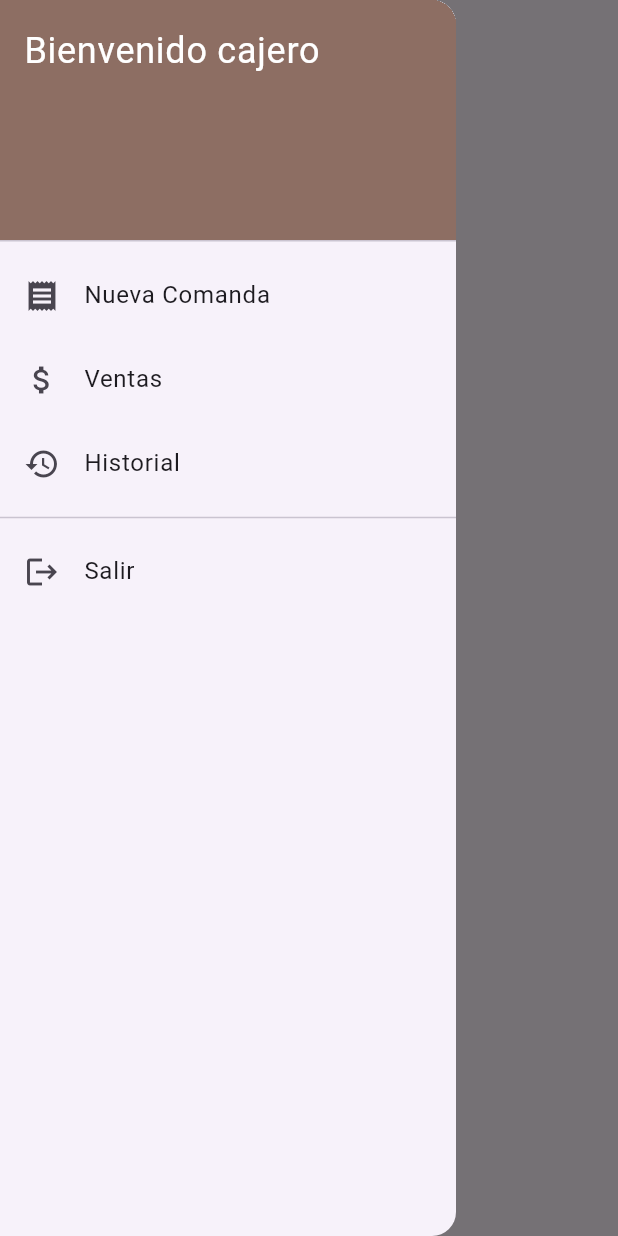
After one commit to Franco11232/SDV_TheBronx, a Flutter app: the CajeroShell screen opened by its route, with the side drawer open, on a phone screen of 412 x 824 dp. The commit adds this screen. Run offline on Flutter 3.47's test engine with Material 3 defaults, Android fonts, the phone set to English and light mode, and no system bars; our stand-ins replace cloud_firestore, firebase_auth, firebase_core; accounts and stored records are empty.

Commit message:
integracion de drawer y modificacion en los roles

```diff
--- a/devtools_options.yaml
+++ b/devtools_options.yaml
@@ -1,3 +1,4 @@
 description: This file stores settings for Dart & Flutter DevTools.
 documentation: https://docs.flutter.dev/tools/devtools/extensions#configure-extension-enablement-states
 extensions:
+  - provider: true
--- a/lib/models/product.dart
+++ b/lib/models/product.dart
@@ -1,10 +1,10 @@
-
 class Product {
-  String id;
-  String name;
-  double price;
-  String category;
-  bool disponible;
+  final String id;
+  final String name;
+  final double price;
+  final String category;
+  final bool disponible;
+  final int stock;
 
   Product({
     required this.id,
@@ -12,6 +12,7 @@ class Product {
     required this.price,
     required this.category,
     required this.disponible,
+    required this.stock,
   });
 
   Map<String, dynamic> toMap() {
@@ -20,16 +21,20 @@ class Product {
       'precio': price,
       'categoria': category,
       'disponible': disponible,
+      'stock': stock,
     };
   }
 
-  factory Product.fromMap(Map<String, dynamic>data, String id){
+  factory Product.fromMap(String id, Map<String, dynamic> data) {
     return Product(
       id: id,
-      name: data['nombre'],
-      price: (data['precio'] as num).toDouble(),
-      category: data['categoria'],
-      disponible: data['disponible'] ?? '',
+      name: data['nombre'] ?? '', // evita null
+      price: (data['precio'] as num?)?.toDouble() ?? 0.0,
+      category: data['categoria'] ?? 'Sin categoría',
+      disponible: data['disponible'] is bool ? data['disponible'] : true,
+      stock: (data['stock'] is int)
+          ? data['stock']
+          : (data['stock'] is num ? (data['stock'] as num).toInt() : 0),
     );
   }
 }
--- a/lib/providers/comanda_provider.dart
+++ b/lib/providers/comanda_provider.dart
@@ -13,8 +13,8 @@ class ComandaProvider extends ChangeNotifier {
         .where('estado', whereIn: ['pendiente', 'en_preparacion'])
         .snapshots()
         .map((snapshot) => snapshot.docs
-            .map((doc) => Comanda.fromMap(doc.id, doc.data()))
-            .toList());
+        .map((doc) => Comanda.fromMap(doc.id, doc.data()))
+        .toList());
   }
 
   /// 🧩 Método para actualizar el estado
--- a/lib/screens/cajero/cajer_home.dart
+++ b/lib/screens/cajero/cajer_home.dart
@@ -11,33 +11,23 @@ class CajeroHome extends StatelessWidget {
 
   @override
   Widget build(BuildContext context) {
-    return Scaffold(
-      appBar: AppBar(title: const Text('Cajero - Menú')),
-      body: StreamBuilder<List<Product>>(
-        stream: _ps.streamProductos(),
+    return StreamBuilder<List<Product>>(
+      stream: _ps.streamProduct(),
       builder: (context, snapshot) {
-          // 1️⃣ Loading
         if (snapshot.connectionState == ConnectionState.waiting) {
           return const Center(child: CircularProgressIndicator());
         }
 
-          // 2️⃣ Error
         if (snapshot.hasError) {
           return Center(
-              child: Text(
-                'Ocurrió un error: ${snapshot.error}',
-                textAlign: TextAlign.center,
-              ),
+            child: Text('Ocurrió un error: ${snapshot.error}'),
           );
         }
 
-          // 3️⃣ Empty list
-          if (!snapshot.hasData || snapshot.data!.isEmpty) {
+        final productos = snapshot.data ?? [];
+        if (productos.isEmpty) {
           return const Center(child: Text('No hay productos disponibles'));
         }
-
-          // 4️⃣ Datos disponibles
-          final productos = snapshot.data!;
 
         return GridView.builder(
           padding: const EdgeInsets.all(8),
@@ -63,7 +53,6 @@ class CajeroHome extends StatelessWidget {
           },
         );
       },
-      ),
     );
   }
 }
--- /dev/null
+++ b/lib/screens/cajero/cajero_shell.dart
@@ -0,0 +1,54 @@
+// cajero_shell.dart
+import 'package:flutter/material.dart';
+import '../../widgets/app_drawer.dart';
+import 'cajer_home.dart';
+import 'ventas_screen.dart';
+
+class CajeroShell extends StatefulWidget {
+  const CajeroShell({super.key});
+  @override
+  State<CajeroShell> createState() => _CajeroShellState();
+}
+
+class _CajeroShellState extends State<CajeroShell> {
+  String currentScreen = 'home';
+
+  void _onSelectDrawer(String screen) {
+    if (screen == 'logout') {
+      Navigator.pushReplacementNamed(context, '/');
+      return;
+    }
+    setState(() => currentScreen = screen);
+    Navigator.pop(context);
+  }
+
+  @override
+  Widget build(BuildContext context) {
+    Widget body;
+    String title;
+
+    switch (currentScreen) {
+      case 'home':
+        body = CajeroHome();
+        title = 'Nueva Comanda';
+        break;
+      case 'ventas':
+        body = const VentasScreen();
+        title = 'Ventas';
+        break;
+      case 'historial':
+        body = const Center(child: Text('Historial de comandas en construcción'));
+        title = 'Historial';
+        break;
+      default:
+        body = CajeroHome();
+        title = 'Nueva Comanda';
+    }
+
+    return Scaffold(
+      appBar: AppBar(title: Text(title)),
+      drawer: AppDrawer(role: 'cajero', onSelect: _onSelectDrawer),
+      body: body,
+    );
+  }
+}
--- a/lib/screens/login_screen.dart
+++ b/lib/screens/login_screen.dart
@@ -1,6 +1,7 @@
 import 'package:flutter/material.dart';
 import 'package:provider/provider.dart';
 import '../providers/auth_provider.dart';
+import '../models/user_role.dart';
 
 class LoginScreen extends StatefulWidget {
   const LoginScreen({super.key});
@@ -27,6 +28,8 @@ class _LoginScreenState extends State<LoginScreen> {
   }
 
   void _enterAs(String role) {
+    final auth = Provider.of<AuthProvider>(context, listen: false);
+    auth.setRole(userRoleFromString(role));
     Navigator.pushReplacementNamed(context, '/$role');
   }
 
@@ -70,7 +73,7 @@ class _LoginScreenState extends State<LoginScreen> {
                   const SizedBox(height: 20),
                   TextField(
                     controller: _emailCtrl,
-                decoration: const InputDecoration(labelText: 'Email admin'),
+                    decoration: const InputDecoration(labelText: 'Correo'),
                   ),
                   TextField(
                     controller: _passCtrl,
--- a/lib/services/product_service.dart
+++ b/lib/services/product_service.dart
@@ -4,17 +4,17 @@ import 'package:svd_thebronx/models/product.dart';
 class ProductService {
   final FirebaseFirestore _db = FirebaseFirestore.instance;
 
-  Stream<List<Product>> streamProductos(){
+  Stream<List<Product>> streamProduct(){
     return _db.collection("productos").snapshots().map((snapshot){
       return snapshot.docs.map((doc){
-        return Product.fromMap(doc.data(), doc.id);
+        return Product.fromMap(doc.id, doc.data());
       }).toList();
     });
   }
 
   Future<void> addProduct (Product product) async{
     try {
-      await _db.collection("productos").add(product.toMap());
+      await _db.collection("product").add(product.toMap());
       print("producto añaido correctamente");
     }catch (e){
       print("Error: no se pudo añadir el producto: $e");
--- /dev/null
+++ b/lib/widgets/app_drawer.dart
@@ -0,0 +1,79 @@
+import 'package:flutter/material.dart';
+
+class AppDrawer extends StatelessWidget {
+  final String role;
+  final void Function(String) onSelect;
+
+  const AppDrawer({super.key, required this.role, required this.onSelect});
+
+  @override
+  Widget build(BuildContext context) {
+    return Drawer(
+      child: ListView(
+        children: [
+          DrawerHeader(
+            decoration: BoxDecoration(
+              color: Colors.brown.shade400,
+            ),
+            child: Text(
+              'Bienvenido $role',
+              style: const TextStyle(color: Colors.white, fontSize: 24),
+            ),
+          ),
+          if (role == 'admin') ...[
+            ListTile(
+              leading: const Icon(Icons.dashboard),
+              title: const Text('Dashboard'),
+              onTap: () => onSelect('dashboard'),
+            ),
+            ListTile(
+              leading: const Icon(Icons.fastfood),
+              title: const Text('Productos'),
+              onTap: () => onSelect('productos'),
+            ),
+            ListTile(
+              leading: const Icon(Icons.store),
+              title: const Text('Almacén'),
+              onTap: () => onSelect('almacen'),
+            ),
+          ],
+          if (role == 'cajero') ...[
+            ListTile(
+              leading: const Icon(Icons.receipt),
+              title: const Text('Nueva Comanda'),
+              onTap: () => onSelect('home'),
+            ),
+            ListTile(
+              leading: const Icon(Icons.attach_money),
+              title: const Text('Ventas'),
+              onTap: () => onSelect('ventas'),
+            ),
+            ListTile(
+              leading: const Icon(Icons.history),
+              title: const Text('Historial'),
+              onTap: () => onSelect('historial'),
+            ),
+          ],
+          if (role == 'cocinero') ...[
+            ListTile(
+              leading: const Icon(Icons.kitchen),
+              title: const Text('Comandas'),
+              onTap: () => onSelect('home'),
+            ),
+            ListTile(
+              leading: const Icon(Icons.history),
+              title: const Text('Historial'),
+              onTap: () => onSelect('historial'),
+            ),
+          ],
+          const Divider(),
+          ListTile(
+            leading: const Icon(Icons.logout),
+            title: const Text('Salir'),
+            onTap: () => onSelect('logout'),
+          ),
+        ],
+      ),
+    );
+  }
+}
```
Also changed, not shown: lib/main.dart (+8 -4 lines), lib/providers/almacen_provider.dart (added, +37 -0 lines), lib/providers/auth_provider.dart (+9 -0 lines), lib/screens/admin/admin_almacen_screen.dart (added, +85 -0 lines), lib/screens/admin/admin_dashboard_screen.dart (added, +114 -0 lines), lib/screens/admin/admin_home.dart (+10 -13 lines), lib/screens/admin/admin_shell.dart (added, +57 -0 lines), lib/screens/cajero/ventas_screen.dart (added, +9 -0 lines), lib/screens/cocinero/cocinero_home.dart (+4 -40 lines), lib/screens/cocinero/cocinero_shell.dart (added, +50 -0 lines), lib/screens/cocinero/conteo_preparados_screen.dart (added, +8 -0 lines), lib/widgets/producto_dialog.dart (added, +98 -0 lines), 2 other files. Lines whose indentation alone changed are shown as unchanged.
